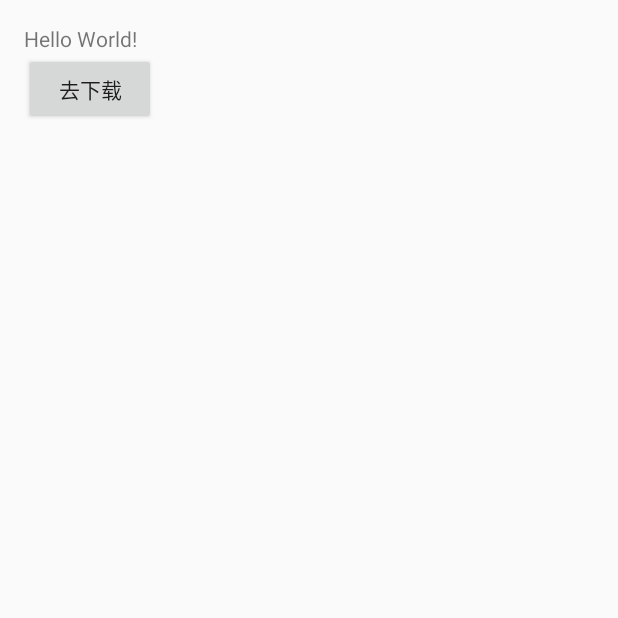
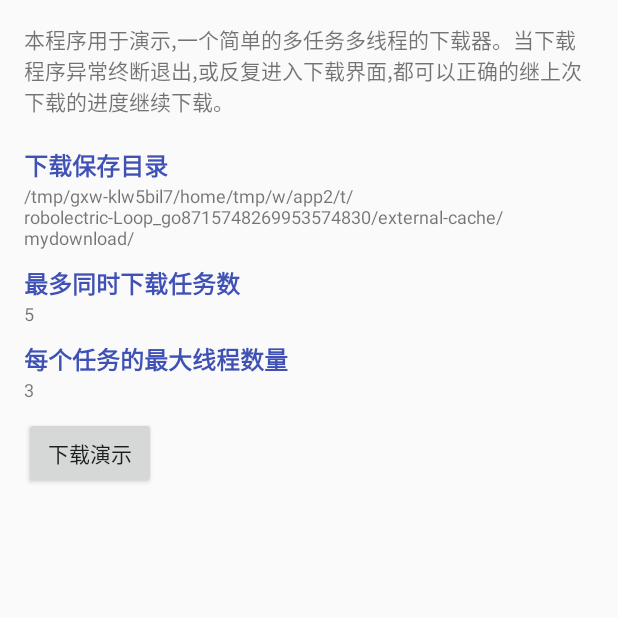
Before and after one commit to 4pp/downloader, an Android app: the screen it shows after launch (MainActivity), on a phone screen of 412 x 824 dp, the top half of it. Run offline under Robolectric (Android 15) with nearby library versions, the phone set to English and light mode, and no system bars; 1 statement that could not run was skipped.

Commit message:
增加截图 增加apk演示程序

```diff
--- a/demo/src/main/java/world/zsp/download/demo/MainActivity.java
+++ b/demo/src/main/java/world/zsp/download/demo/MainActivity.java
@@ -9,15 +9,21 @@ import android.support.v7.app.AppCompatActivity;
 import android.os.Bundle;
 import android.util.Log;
 import android.view.View;
+import android.widget.TextView;
 
 
 import java.io.File;
 
+import world.zsp.download.library.Config;
 import world.zsp.download.library.DownLoader;
 
 public class MainActivity extends AppCompatActivity {
 
     private static final String TAG = "MainActivity";
+
+    TextView saveDirView;
+    TextView maxTasksView;
+    TextView maxThreadView;
 
     @Override
     protected void onCreate(Bundle savedInstanceState) {
@@ -30,6 +36,16 @@ public class MainActivity extends AppCompatActivity {
             ActivityCompat.requestPermissions(MainActivity.this, new String[]{android
                     .Manifest.permission.WRITE_EXTERNAL_STORAGE}, 1);
         }
+
+        Config cfg = DownLoader.getInstance().getConfig();
+        saveDirView = (TextView) findViewById(R.id.save_dir);
+        saveDirView.setText(cfg.getSaveDir());
+
+        maxTasksView = (TextView) findViewById(R.id.max_tasks);
+        maxTasksView.setText(cfg.getMaxTasks()+"");
+
+        maxThreadView = (TextView) findViewById(R.id.max_thread);
+        maxThreadView.setText(cfg.getMaxThreads()+"");
 
         findViewById(R.id.btn_go).setOnClickListener(new View.OnClickListener() {
             @Override
--- a/demo/src/main/java/world/zsp/download/demo/MyApp.java
+++ b/demo/src/main/java/world/zsp/download/demo/MyApp.java
@@ -19,7 +19,10 @@ public class MyApp extends Application {
     public void onCreate() {
         super.onCreate();
 
-        String path = Environment.getExternalStorageDirectory().getAbsolutePath() + File.separator + "world" + File.separator;
+        //设置文件的下载目录
+        String path = Environment.getExternalStorageDirectory().getAbsolutePath() +
+                File.separator + "mydownload" + File.separator;
+
         Config cfg = new Config.Builder()
                 .setSaveDir(path)
                 .build();
--- a/demo/src/main/res/layout/activity_main.xml
+++ b/demo/src/main/res/layout/activity_main.xml
@@ -14,10 +14,57 @@
     <TextView
         android:layout_width="wrap_content"
         android:layout_height="wrap_content"
-        android:text="Hello World!" />
+        android:text="本程序用于演示,一个简单的多任务多线程的下载器。当下载程序异常终断退出,或反复进入下载界面,都可以正确的继上次下载的进度继续下载。" />
+
+    <TextView
+        android:layout_marginTop="20dp"
+        android:textStyle="bold"
+        android:textSize="16sp"
+        android:textColor="@color/colorPrimary"
+        android:layout_width="wrap_content"
+        android:layout_height="wrap_content"
+        android:text="下载保存目录" />
+    <TextView
+        tools:text="123123"
+        android:textSize="12sp"
+        android:id="@+id/save_dir"
+        android:layout_width="wrap_content"
+        android:layout_height="wrap_content" />
+
+    <TextView
+        android:layout_marginTop="10dp"
+        android:textStyle="bold"
+        android:textSize="16sp"
+        android:textColor="@color/colorPrimary"
+        android:layout_width="wrap_content"
+        android:layout_height="wrap_content"
+        android:text="最多同时下载任务数" />
+    <TextView
+        tools:text="123123"
+        android:textSize="12sp"
+        android:id="@+id/max_tasks"
+        android:layout_width="wrap_content"
+        android:layout_height="wrap_content" />
+
+    <TextView
+        android:layout_marginTop="10dp"
+        android:textStyle="bold"
+        android:textSize="16sp"
+        android:textColor="@color/colorPrimary"
+        android:layout_width="wrap_content"
+        android:layout_height="wrap_content"
+        android:text="每个任务的最大线程数量" />
+    <TextView
+        tools:text="123123"
+        android:textSize="12sp"
+        android:id="@+id/max_thread"
+        android:layout_width="wrap_content"
+        android:layout_height="wrap_content" />
+
     <Button
+        android:layout_marginTop="10dp"
         android:id="@+id/btn_go"
-        android:text="去下载"
+        android:text="下载演示"
         android:layout_width="wrap_content"
         android:layout_height="wrap_content" />
 </LinearLayout>
--- a/demo/src/main/res/values/colors.xml
+++ b/demo/src/main/res/values/colors.xml
@@ -4,4 +4,5 @@
     <color name="colorPrimaryDark">#303F9F</color>
     <color name="colorAccent">#FF4081</color>
     <color name="write">#FFF</color>
+    <color name="black">#000</color>
 </resources>
--- a/library/src/main/java/world/zsp/download/library/Config.java
+++ b/library/src/main/java/world/zsp/download/library/Config.java
@@ -60,17 +60,27 @@ public class Config {
 
         //保存路径
         private String saveDir;
+
         //每个下载任务的最大线程数量
         private int maxThreads = 3;
+
         //最大并发下载任务数量
-        private int maxTasks = 2;
+        private int maxTasks = 5;
+
         //下载进度更新回调间隔时间,单位毫秒
         private int updateInterval = 50;
-        //启用任务内多线程下载的数据量的临界值,单位KB
+
+        //启用任务内多线程下载的数据量的临界值。
+        // 大于这个数则 maxThreads(个线程数) ,小于则单个线程下载, 单位KB
         private int singleTaskThreshold = 100;
+
+        //网络连接超时
+        private int connectTimeout = 10_000;
+
+        //网络数据读取超时
+        private int readTimeout = 10_000;
+
         private boolean debug = true;
-        private int connectTimeout = 10_000;
-        private int readTimeout = 10_000;
 
         public Builder setSaveDir(String path) {
             saveDir = path;
@@ -103,16 +113,16 @@ public class Config {
         }
 
         public Builder connectTimeout(long timeout, TimeUnit unit) {
-            connectTimeout = (int)checkTimeoutArgument(timeout,unit);
+            connectTimeout = (int) checkTimeoutArgument(timeout, unit);
             return this;
         }
 
         public Builder readTimeout(long timeout, TimeUnit unit) {
-            readTimeout = (int)checkTimeoutArgument(timeout,unit);
+            readTimeout = (int) checkTimeoutArgument(timeout, unit);
             return this;
         }
 
-        private long checkTimeoutArgument(long timeout, TimeUnit unit){
+        private long checkTimeoutArgument(long timeout, TimeUnit unit) {
             if (timeout < 0) throw new IllegalArgumentException("timeout < 0");
             if (unit == null) throw new NullPointerException("unit == null");
             long millis = unit.toMillis(timeout);
```
Also changed, not shown: 5 other files.
